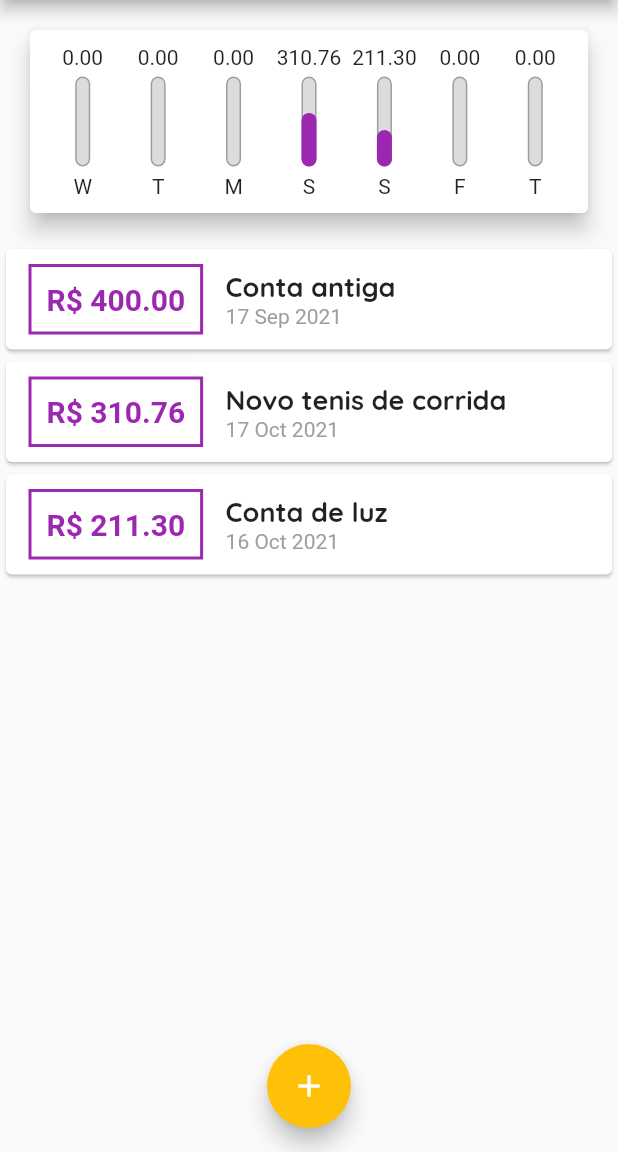
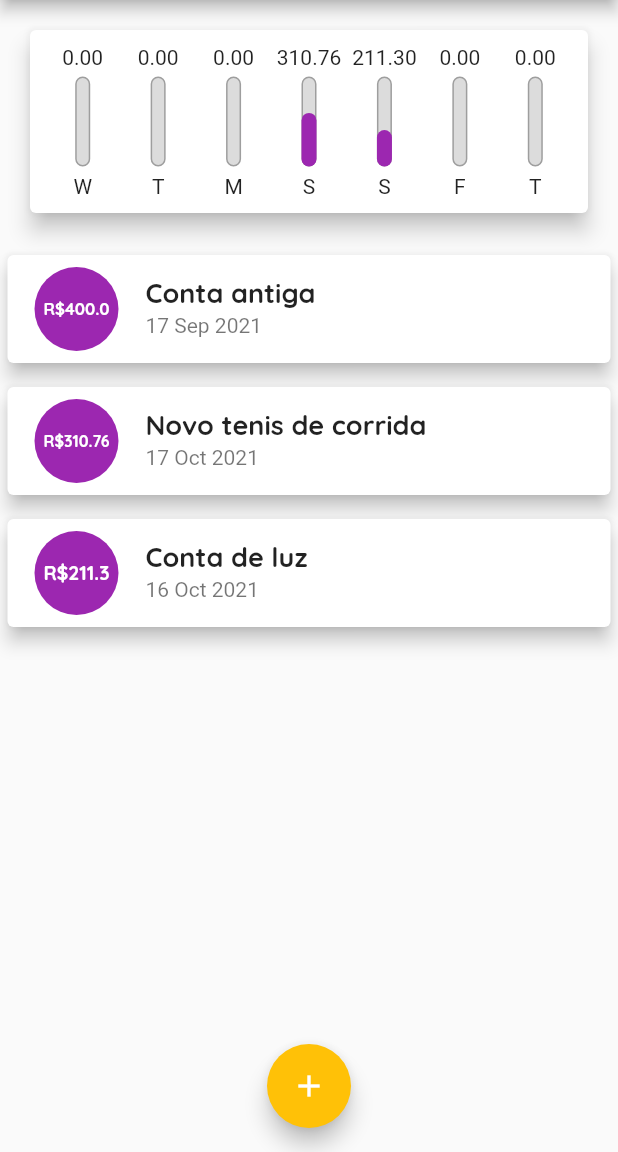
Before and after one commit to jccallves-developer/expenses, a Flutter app: the screen it shows after launch, on a phone screen of 412 x 824 dp, the part 84-1236 px from its top. Run offline on Flutter 3.47's test engine with Material 2 defaults, Android fonts, the phone set to English and light mode, and no system bars.

Commit message:
#Aula131 - Usando ListTile

```diff
--- a/lib/components/transaction_list.dart
+++ b/lib/components/transaction_list.dart
@@ -39,45 +39,36 @@ class TransactionList extends StatelessWidget {
               itemBuilder: (ctx, index) {
                 final tr = transactions[index];
                 return Card(
-                    child: Row(
-                  children: [
-                    Container(
-                      margin:
-                          EdgeInsets.symmetric(horizontal: 15, vertical: 10),
-                      decoration: BoxDecoration(
-                          border: Border.all(
-                        color: Theme.of(context).colorScheme.primary,
-                        width: 2,
-                      )),
-                      padding: EdgeInsets.all(10),
-                      child: Text('R\$ ${tr.value.toStringAsFixed(2)}',
+                  elevation: 5,
+                  margin: EdgeInsets.symmetric(
+                    vertical: 8,
+                    horizontal: 5,
+                  ),
+                  child: ListTile(
+                    leading: CircleAvatar(
+                      radius: 30,
+                      backgroundColor: Theme.of(context).colorScheme.primary,
+                      child: Padding(
+                        padding: const EdgeInsets.all(8.0),
+                        child: FittedBox(
+                          child: Text(
+                            'R\$${tr.value}',
                             style: TextStyle(
                                 fontWeight: FontWeight.bold,
-                            fontSize: 20,
-                            color: Theme.of(context).colorScheme.primary,
-                          )),
+                                color: Colors.white),
                           ),
-                    Column(
-                      crossAxisAlignment: CrossAxisAlignment.start,
-                      children: [
-                        Text(
+                        ),
+                      ),
+                    ),
+                    title: Text(
                       tr.title,
                       style: Theme.of(context).textTheme.headline6,
-                          // style: TextStyle(
-                          //   fontWeight: FontWeight.bold,
-                          //   fontSize: 16,
-                          // ),
                     ),
-                        Text(
+                    subtitle: Text(
                       DateFormat('d MMM y').format(tr.date),
-                          style: TextStyle(
-                            color: Colors.grey,
                     ),
                   ),
-                      ],
-                    ),
-                  ],
-                ));
+                );
               },
             ),
     );
```
Lines whose indentation alone changed are shown as unchanged.
